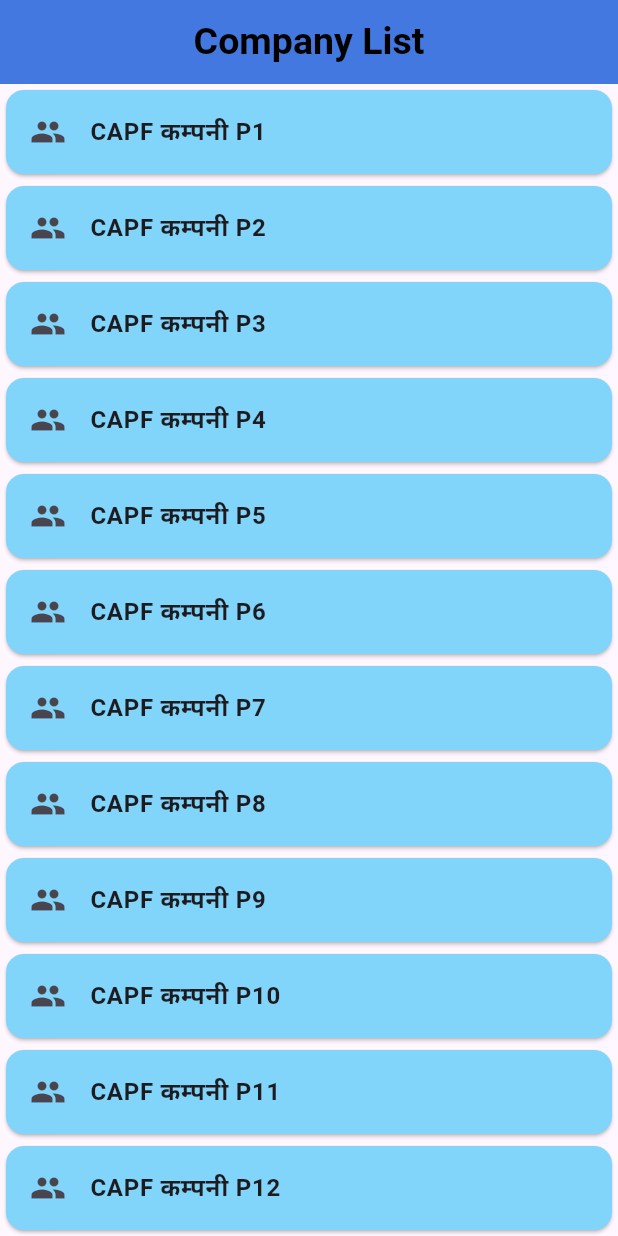
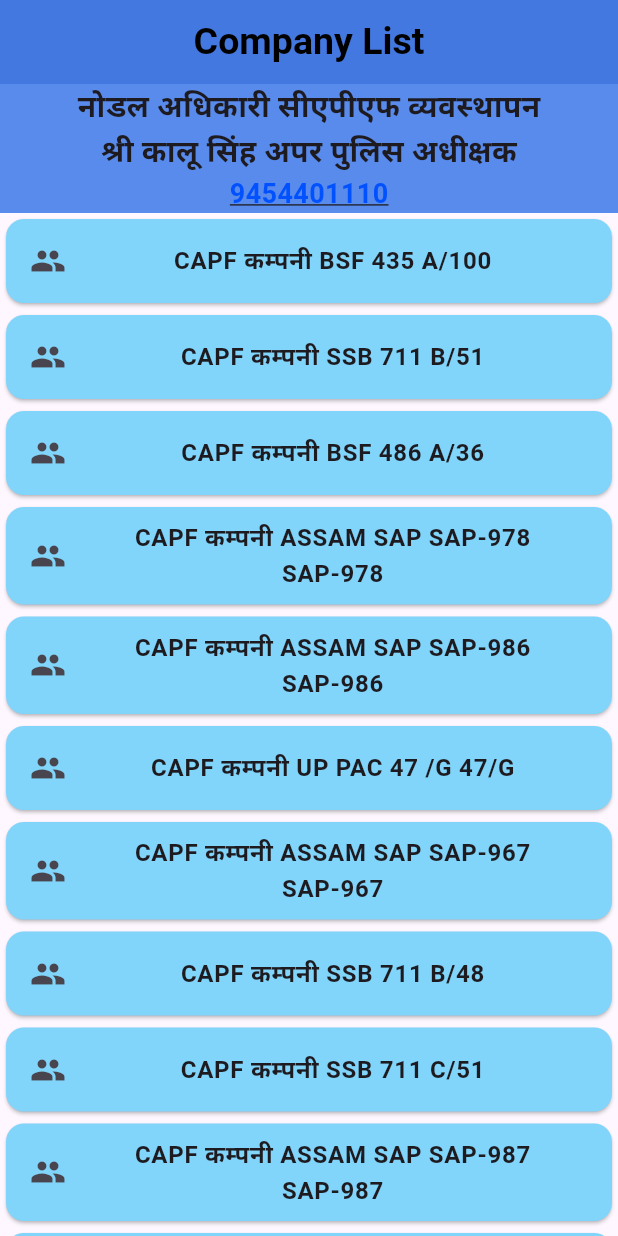
Before and after one commit to mridul-1226/police_election, a Flutter app: the screen it shows after launch, on a phone screen of 412 x 824 dp. Run offline on Flutter 3.47's test engine with Material 3 defaults, Android fonts, the phone set to English and light mode, and no system bars; missing offline and left inert: maps_launcher.

Commit message:
four  commit

```diff
--- a/lib/datas/data.dart
+++ b/lib/datas/data.dart
@@ -7,6 +7,7 @@ class Info {
       'longitude': '83.05702',
       'name': 'उ0नि0 अरविन्द गुप्ता',
       'number': '8840968858',
+      'company': 'BSF 435 A/100'
     },
     {
       //2
@@ -15,6 +16,7 @@ class Info {
       'longitude': '83.066968',
       'name': 'उ0नि0 रामसिंहासन शर्मा',
       'number': '9415356650',
+      'company': 'SSB 711 B/51'
     },
     {
       //3
@@ -23,6 +25,7 @@ class Info {
       'longitude': '83.05186',
       'name': 'उ0नि0 विमलेश सिंह',
       'number': '9450870198',
+      'company': 'BSF 486 A/36'
     },
     {
       //4
@@ -31,6 +34,7 @@ class Info {
       'longitude': '82.778026',
       'name': 'उ0नि0 शिवकुमार सिंह ',
       'number': '9140242184',
+      'company': 'ASSAM SAP SAP-978 SAP-978'
     },
     {
       //5
@@ -39,6 +43,7 @@ class Info {
       'longitude': '82.879186',
       'name': 'उ0नि0 रामजन्म यादव',
       'number': '8115588502',
+      'company': 'ASSAM SAP SAP-986 SAP-986'
     },
     {
       //6
@@ -47,6 +52,7 @@ class Info {
       'longitude': '83.249825',
       'name': 'उ0नि0 फूलबदन यादव',
       'number': '9415448053',
+      'company': 'UP PAC 47 /G 47/G',
     },
     {
       //7
@@ -55,6 +61,7 @@ class Info {
       'longitude': '83.325',
       'name': 'उ0नि0 रामनयन यादव',
       'number': '8470889112',
+      'company': 'ASSAM SAP SAP-967 SAP-967'
     },
     {
       //8
@@ -63,6 +70,7 @@ class Info {
       'longitude': '83.0417636',
       'name': 'उ0नि0 श्री राजेश कुमार सिंह',
       'number': '6306153959',
+      'company': 'SSB 711 B/48'
     },
     {
       //9
@@ -71,6 +79,7 @@ class Info {
       'longitude': '83.000098',
       'name': 'उ0नि0 सरीमन सोनकर',
       'number': '6394882261',
+      'company': 'SSB 711 C/51'
     },
     {
       //10
@@ -79,6 +88,7 @@ class Info {
       'longitude': '83.345981',
       'name': 'उ0नि0 रविन्द्र प्रसाद',
       'number': '9452223400',
+      'company': 'ASSAM SAP SAP-987 SAP-987'
     },
     {
       //11
@@ -87,6 +97,7 @@ class Info {
       'longitude': '83.331938',
       'name': 'उ0नि0 धर्मदेव यादव',
       'number': '9451117831',
+      'company': 'ASSAM SAP SAP-966 SAP-966'
     },
     {
       //12
@@ -95,6 +106,7 @@ class Info {
       'longitude': '83.034588',
       'name': 'उ0नि0 कमलनयन दूबे',
       'number': '7906424298',
+      'company': 'SSB 711 D/47'
     },
     {
       //13
@@ -103,6 +115,7 @@ class Info {
       'longitude': '82.761003',
       'name': 'उ0नि0 मायाशंकर सिंह',
       'number': 'उ0नि0 मायाशंकर सिंह',
+      'company': 'CISF Tac-1 571 571-C338'
     },
     {
       //14
@@ -111,6 +124,7 @@ class Info {
       'longitude': '83.232169',
       'name': 'उ0नि0 रामअवध यादव',
       'number': '9450545741',
+      'company': 'CRPF 316 F/95'
     },
     {
       //15
@@ -119,6 +133,7 @@ class Info {
       'longitude': '83.015602',
       'name': 'उ0नि0 अभय नाथ सिंह यादव',
       'number': '7525805062',
+      'company': 'CRPF 316 E/93'
     },
     {
       //16
@@ -127,6 +142,7 @@ class Info {
       'longitude': '83.23602',
       'name': 'उ0नि0 संजीव कुमार राय',
       'number': '9005646126',
+      'company': 'CRPF 349 CRPF Adhoc 32'
     },
     {
       //17
@@ -135,6 +151,7 @@ class Info {
       'longitude': '83.058932',
       'name': 'उ0नि0 वीरेन्द्र कुमार',
       'number': '7080316020',
+      'company': 'CRPF 349  Adhoc GC HNR'
     },
   ];
 
--- a/lib/pages/home.dart
+++ b/lib/pages/home.dart
@@ -1,5 +1,9 @@
 import 'package:flutter/material.dart';
+import 'package:flutter/widgets.dart';
+import 'package:police/datas/data.dart';
+import 'package:police/main.dart';
 import 'package:police/pages/company.dart';
+import 'package:url_launcher/url_launcher.dart';
 
 class MyHomePage extends StatefulWidget {
   const MyHomePage({super.key});
@@ -9,6 +13,7 @@ class MyHomePage extends StatefulWidget {
 }
 
 class _MyHomePageState extends State<MyHomePage> {
+  final Info info = Info();
   @override
   Widget build(BuildContext context) {
     return Scaffold(
@@ -21,7 +26,41 @@ class _MyHomePageState extends State<MyHomePage> {
               fontSize: 25, fontWeight: FontWeight.bold, color: Colors.black),
         ),
       ),
-      body: ListView.builder(
+      body: Column(
+        children: [
+          Container(
+            width: mq.width,
+            color: const Color.fromARGB(255, 89, 139, 237),
+            child: Column(
+              children: [
+                const Text(
+                  'नोडल अधिकारी सीएपीएफ व्यवस्थापन',
+                  style: TextStyle(fontSize: 20, fontWeight: FontWeight.bold),
+                ),
+                const Text('श्री कालू सिंह अपर पुलिस अधीक्षक',
+                    style:
+                        TextStyle(fontSize: 20, fontWeight: FontWeight.bold)),
+                GestureDetector(
+                  onTap: () async {
+                    var dial = Uri(scheme: 'tel', path: '9454401110');
+                    await launchUrl(dial);
+                  },
+                  child: const Text(
+                    '9454401110',
+                    style: TextStyle(
+                      color: Color.fromARGB(255, 1, 81, 255),
+                      fontSize: 18,
+                      fontWeight: FontWeight.w700,
+                      decoration:
+                          TextDecoration.underline, // This adds the underline
+                    ),
+                  ),
+                ),
+              ],
+            ),
+          ),
+          Expanded(
+            child: ListView.builder(
               itemCount: 17,
               itemBuilder: (BuildContext context, int index) {
                 final adjustedIndex = index + 1;
@@ -38,13 +77,17 @@ class _MyHomePageState extends State<MyHomePage> {
                     },
                     leading: const Icon(Icons.group),
                     title: Text(
-                'CAPF कम्पनी P$adjustedIndex',
+                      'CAPF कम्पनी ${info.stay[index]['company']}',
                       style: const TextStyle(fontWeight: FontWeight.bold),
+                      textAlign: TextAlign.center,
                     ),
                   ),
                 );
               },
             ),
+          ),
+        ],
+      ),
     );
   }
 }
```
Also changed, not shown: lib/pages/company.dart (+29 -11 lines). Lines whose indentation alone changed are shown as unchanged.
